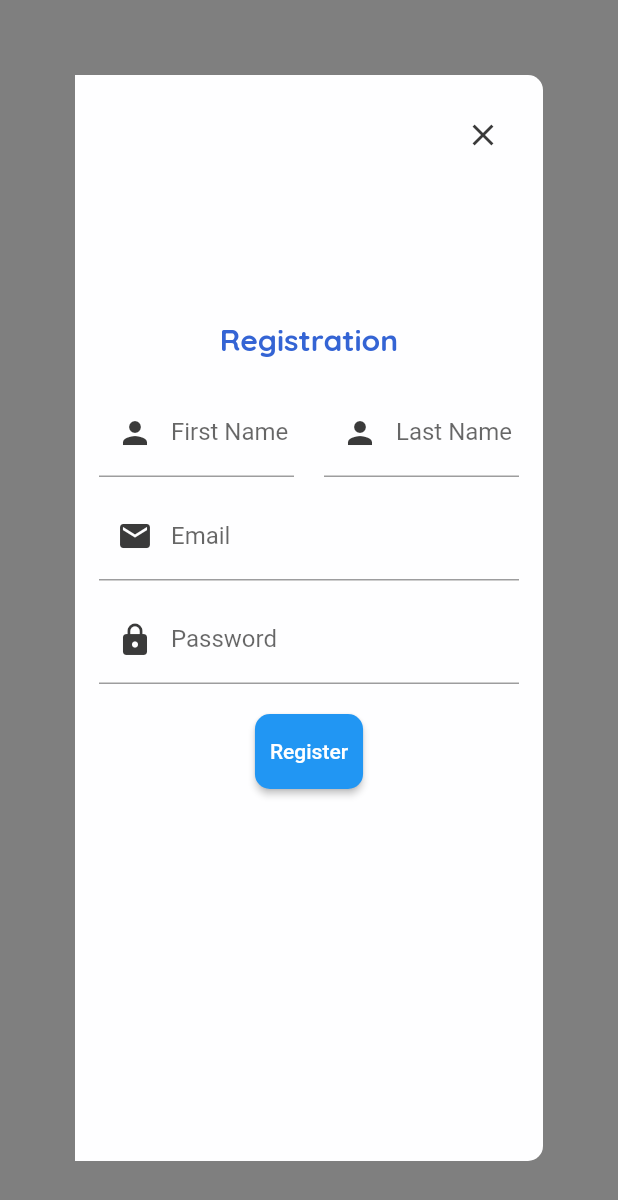
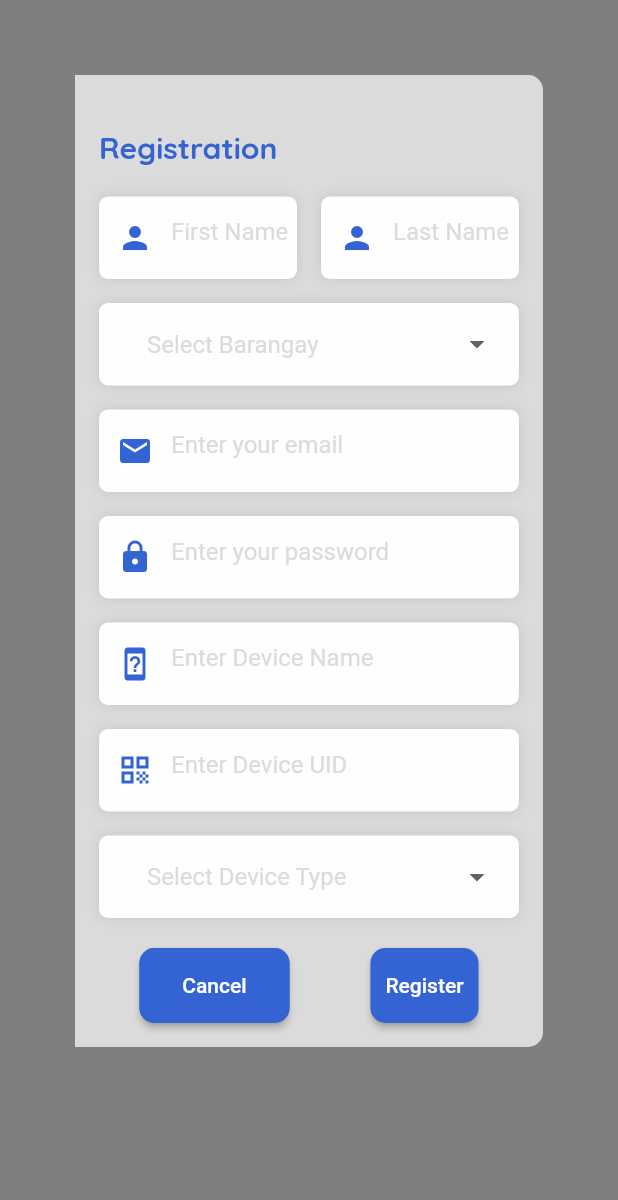
Before and after one commit to Timmy-123-pintor/WaTEErWise, a Flutter app: the DialogueBox screen opened directly, on a phone screen of 412 x 824 dp. Shown: the top 1200 px of the screen. Run offline on Flutter 3.47's test engine with Material 2 defaults, Android fonts, the phone set to English and light mode, and no system bars; drawn by our look-alikes of dropdown_button2; our stand-ins replace cloud_firestore, firebase_auth, firebase_core, firebase_database, fl_chart, google_fonts and 2 more; accounts and stored records are empty; network calls fail.

Commit message:
Added user device

```diff
--- a/waterwiseweb/lib/components/Registration/user_registration.dart
+++ b/waterwiseweb/lib/components/Registration/user_registration.dart
@@ -5,14 +5,13 @@ import 'dart:ui';
 import 'package:flutter/foundation.dart';
 import 'package:flutter/material.dart';
 import 'package:google_fonts/google_fonts.dart';
-import 'package:provider/provider.dart';
-import 'package:waterwiseweb/Screens/services/firebase_auth_methods.dart';
 import 'package:waterwiseweb/components/TabBar/NavBar.dart';
 import 'package:waterwiseweb/constants/cons.dart';
 import 'package:http/http.dart' as http;
+import 'package:dropdown_button2/dropdown_button2.dart';
 
 class AddUser extends StatefulWidget {
-  const AddUser({super.key});
+  const AddUser({Key? key}) : super(key: key);
 
   @override
   State<AddUser> createState() => _AddUserState();
@@ -23,6 +22,21 @@ class _AddUserState extends State<AddUser> {
   final TextEditingController _lastNameController = TextEditingController();
   final TextEditingController _emailController = TextEditingController();
   final TextEditingController _passwordController = TextEditingController();
+  final TextEditingController _deviceNameController = TextEditingController();
+  final TextEditingController _deviceUIDController = TextEditingController();
+  final List<String> deviceTypes = ['ESP32', 'ESP8266'];
+  final List<String> locations = [
+    'Sitio Oregano, Lawaan II',
+    'Sitio Gumamela, Lawaan II',
+    'Sitio Puso-an, Lawaan II',
+    'Sitio Gangan, Lawaan II',
+    'Sitio Luy-a, Lawaan II',
+    'Sitio Lemoncito, Lawaan II',
+    'Sitio Sombria, Lawaan II',
+    'Sitio Manga, Lawaan II',
+    'Sitio Kaimito, Lawaan II',
+  ];
+  String? selectedDeviceType;
 
   @override
   void dispose() {
@@ -30,6 +44,8 @@ class _AddUserState extends State<AddUser> {
     _lastNameController.dispose();
     _emailController.dispose();
     _passwordController.dispose();
+    _deviceNameController.dispose();
+    _deviceUIDController.dispose();
 
     super.dispose();
   }
@@ -60,6 +76,7 @@ class _AddUserState extends State<AddUser> {
                 if (isDesktop(context))
                   Container(
                     width: MediaQuery.of(context).size.width / 3,
+                    height: MediaQuery.of(context).size.height / 1.5,
                     decoration: const BoxDecoration(
                       color: tBlue,
                       borderRadius: BorderRadius.only(
@@ -80,22 +97,101 @@ class _AddUserState extends State<AddUser> {
                   ),
                 Expanded(
                   child: Container(
-                    width: MediaQuery.of(context).size.width * 0.5,
                     padding: const EdgeInsets.all(16),
                     decoration: const BoxDecoration(
-                      color: tWhite,
+                      color: tGray,
                       borderRadius: BorderRadius.only(
                         topRight: Radius.circular(10),
                         bottomRight: Radius.circular(10),
                       ),
                     ),
+                    child: SingleChildScrollView(
                       child: Column(
                         children: [
+                          const SizedBox(height: 20),
                           Align(
-                          alignment: Alignment.topRight,
-                          child: IconButton(
-                            color: tBlack,
-                            icon: const Icon(Icons.close),
+                            alignment: Alignment.topLeft,
+                            child: Text(
+                              'Registration',
+                              style: GoogleFonts.quicksand(
+                                textStyle: waterStyle,
+                              ),
+                            ),
+                          ),
+                          const SizedBox(height: 20),
+                          Row(
+                            children: [
+                              Flexible(
+                                child: _buildTextField(
+                                  controller: _firstNameController,
+                                  hint: 'First Name',
+                                  icon: Icons.person,
+                                ),
+                              ),
+                              const SizedBox(width: 16),
+                              Flexible(
+                                child: _buildTextField(
+                                  controller: _lastNameController,
+                                  hint: 'Last Name',
+                                  icon: Icons.person,
+                                ),
+                              ),
+                            ],
+                          ),
+                          const SizedBox(height: 16),
+                          _buildDropdown(
+                            hint: 'Select Barangay',
+                            items: locations,
+                            onChanged: (String? value) {
+                              setState(() {
+                                selectedDeviceType = value;
+                              });
+                            },
+                            value: selectedDeviceType,
+                            icon: Icons.location_on_outlined,
+                          ),
+                          const SizedBox(height: 16),
+                          _buildTextField(
+                            controller: _emailController,
+                            hint: 'Enter your email',
+                            icon: Icons.email,
+                          ),
+                          const SizedBox(height: 16),
+                          _buildTextField(
+                            controller: _passwordController,
+                            hint: 'Enter your password',
+                            icon: Icons.lock,
+                          ),
+                          const SizedBox(height: 16),
+                          _buildTextField(
+                            controller: _deviceNameController,
+                            hint: 'Enter Device Name',
+                            icon: Icons.device_unknown,
+                          ),
+                          const SizedBox(height: 16),
+                          _buildTextField(
+                            controller: _deviceUIDController,
+                            hint: 'Enter Device UID',
+                            icon: Icons.qr_code,
+                          ),
+                          const SizedBox(height: 16),
+                          _buildDropdown(
+                            hint: 'Select Device Type',
+                            items: deviceTypes,
+                            onChanged: (String? value) {
+                              setState(() {
+                                selectedDeviceType = value;
+                              });
+                            },
+                            value: selectedDeviceType,
+                            icon: Icons.device_hub,
+                          ),
+                          const SizedBox(height: 20),
+                          Row(
+                            mainAxisAlignment: MainAxisAlignment.spaceAround,
+                            children: [
+                              _buildButton(
+                                text: 'Cancel',
                                 onPressed: () {
                                   Navigator.push(
                                     context,
@@ -104,96 +200,170 @@ class _AddUserState extends State<AddUser> {
                                     ),
                                   );
                                 },
+                                color: tBlue,
                               ),
+                              _buildRegisterButton(context),
+                            ],
                           ),
-                        const SizedBox(
-                          height: 100,
-                        ),
-                        Center(
-                          child: Text(
-                            'Registration',
-                            style: GoogleFonts.quicksand(
-                              textStyle: waterStyle,
+                        ],
                       ),
                     ),
                   ),
-                        const SizedBox(
-                          height: 20,
+                )
+              ],
             ),
-                        Row(
-                          children: [
-                            Expanded(
-                              child: TextField(
-                                controller: _firstNameController,
-                                decoration: const InputDecoration(
-                                  labelText: 'First Name',
-                                  prefixIcon: Icon(Icons.person),
-                                  prefixIconColor: tBlack,
+          ),
+        ],
+      ),
+    );
+  }
+
+// Utility function to build text fields.
+  Widget _buildTextField({
+    required TextEditingController controller,
+    required String hint,
+    required IconData icon,
+  }) {
+    return Container(
+      height: 55,
+      decoration: BoxDecoration(
+        color: tWhite,
+        borderRadius: BorderRadius.circular(6),
+        boxShadow: [
+          BoxShadow(
+            color: Colors.black.withOpacity(0.1),
+            blurRadius: 7,
+          ),
+        ],
+      ),
+      child: TextFormField(
+        controller: controller,
+        style: const TextStyle(color: tBlack),
+        decoration: InputDecoration(
+          hintText: hint,
+          prefixIcon: Icon(icon, color: tBlue),
+          border: InputBorder.none,
+          contentPadding: const EdgeInsets.only(
+            top: 25.0,
+            left: 20.0,
+            bottom: 25.0,
+          ),
+          hintStyle: const TextStyle(
+            color: tGray,
+            height: 1,
           ),
         ),
       ),
-                            const SizedBox(
-                              width: 20,
+    );
+  }
+
+// Utility function to build dropdowns.
+  Widget _buildDropdown({
+    required String hint,
+    required List<String> items,
+    required ValueChanged<String?> onChanged,
+    String? value,
+    required IconData icon,
+  }) {
+    return Container(
+      height: 55,
+      padding: const EdgeInsets.symmetric(horizontal: 16),
+      decoration: BoxDecoration(
+        color: tWhite,
+        borderRadius: BorderRadius.circular(6),
+        boxShadow: [
+          BoxShadow(
+            color: Colors.black.withOpacity(0.1),
+            blurRadius: 7,
           ),
+        ],
+      ),
+      child: Row(
+        children: [
           Expanded(
-                              child: TextField(
-                                controller: _lastNameController,
-                                decoration: const InputDecoration(
-                                  labelText: 'Last Name',
-                                  prefixIcon: Icon(Icons.person),
-                                  prefixIconColor: tBlack,
+            child: DropdownButtonHideUnderline(
+              child: DropdownButton2<String>(
+                isExpanded: true,
+                hint: Text(
+                  hint,
+                  style: const TextStyle(color: tGray),
+                  overflow: TextOverflow.ellipsis,
+                ),
+                items: items.map((String item) {
+                  return DropdownMenuItem<String>(
+                    value: item,
+                    child: Text(
+                      item,
+                      style: const TextStyle(color: tBlack),
+                      overflow: TextOverflow.ellipsis,
+                    ),
+                  );
+                }).toList(),
+                value: value,
+                onChanged: onChanged,
               ),
             ),
           ),
         ],
       ),
-                        const SizedBox(height: 10),
-                        TextField(
-                          controller: _emailController,
-                          decoration: const InputDecoration(
-                            labelText: 'Email',
-                            prefixIcon: Icon(Icons.email),
-                            prefixIconColor: tBlack,
+    );
+  }
+
+// Utility function to build buttons.
+  Widget _buildButton({
+    required String text,
+    required VoidCallback onPressed,
+    required Color color,
+  }) {
+    return ElevatedButton(
+      onPressed: onPressed,
+      style: ElevatedButton.styleFrom(
+        backgroundColor: color,
+        side: BorderSide(color: color, width: 2),
+        minimumSize: const Size(100, 50),
+        padding: const EdgeInsets.all(10),
+        shape: RoundedRectangleBorder(
+          borderRadius: BorderRadius.circular(10),
         ),
       ),
-                        const SizedBox(height: 10),
-                        TextField(
-                          obscureText: true,
-                          controller: _passwordController,
-                          decoration: const InputDecoration(
-                            labelText: 'Password',
-                            prefixIcon: Icon(Icons.lock),
-                            prefixIconColor: tBlack,
-                          ),
-                        ),
-                        const SizedBox(
-                          height: 20,
-                        ),
-                        ElevatedButton(
+      child: Text(text),
+    );
+  }
+
+// Register button along with its functionality.
+  Widget _buildRegisterButton(BuildContext context) {
+    return Builder(
+      builder: (BuildContext newContext) => ElevatedButton(
         onPressed: () async {
           final email = _emailController.text.trim();
           final password = _passwordController.text.trim();
           final firstName = _firstNameController.text.trim();
           final lastName = _lastNameController.text.trim();
+          final deviceName = _deviceNameController.text.trim();
+          final deviceUID = _deviceUIDController.text.trim();
+          final deviceType = selectedDeviceType;
 
           try {
             var response = await http.post(
-                                Uri.parse(
-                                    'http://localhost:3000/user/register'),
+              Uri.parse('http://localhost:3000/user/register'),
               headers: <String, String>{
-                                  'Content-Type':
-                                      'application/json; charset=UTF-8',
+                'Content-Type': 'application/json; charset=UTF-8',
               },
-                                body: jsonEncode(<String, String>{
+              body: jsonEncode(<String, dynamic>{
                 'firstName': firstName,
                 'lastName': lastName,
                 'email': email,
                 'password': password,
+                'device': {
+                  'name': deviceName,
+                  'uid': deviceUID,
+                  'type': deviceType,
+                }
               }),
             );
 
             if (response.statusCode == 201) {
-                                ScaffoldMessenger.of(context).showSnackBar(
+              ScaffoldMessenger.of(newContext).showSnackBar(
                 const SnackBar(
                   content: Text('Registration successful!'),
                   backgroundColor: Colors.green,
@@ -202,7 +372,7 @@ class _AddUserState extends State<AddUser> {
             } else {
               var responseJson = jsonDecode(response.body);
               String errorMessage = responseJson['message'];
-                                ScaffoldMessenger.of(context).showSnackBar(
+              ScaffoldMessenger.of(newContext).showSnackBar(
                 SnackBar(
                   content: Text(errorMessage),
                   backgroundColor: Colors.red,
@@ -210,10 +380,9 @@ class _AddUserState extends State<AddUser> {
               );
             }
           } catch (e) {
-                              ScaffoldMessenger.of(context).showSnackBar(
+            ScaffoldMessenger.of(newContext).showSnackBar(
               const SnackBar(
-                                  content:
-                                      Text('Network error. Please try again.'),
+                content: Text('Network error. Please try again.'),
                 backgroundColor: Colors.red,
               ),
             );
@@ -224,7 +393,7 @@ class _AddUserState extends State<AddUser> {
         },
         style: ElevatedButton.styleFrom(
           foregroundColor: Colors.white,
-                            backgroundColor: Colors.blue,
+          backgroundColor: tBlue,
           minimumSize: const Size(50, 50),
           padding: const EdgeInsets.all(10),
           shape: RoundedRectangleBorder(
@@ -233,15 +402,6 @@ class _AddUserState extends State<AddUser> {
         ),
         child: const Text('Register'),
       ),
-                      ],
-                    ),
-                  ),
-                )
-              ],
-            ),
-          ),
-        ],
-      ),
     );
   }
 }
--- a/waterwiseweb/lib/main.dart
+++ b/waterwiseweb/lib/main.dart
@@ -1,7 +1,6 @@
 import 'package:firebase_auth/firebase_auth.dart';
 import 'package:firebase_core/firebase_core.dart';
 import 'package:flutter/material.dart';
-import 'package:google_fonts/google_fonts.dart';
 import 'package:provider/provider.dart';
 import 'package:waterwiseweb/Screens/login_admin/login_admin_screen.dart';
 import 'package:waterwiseweb/Screens/services/firebase_auth_methods.dart';
@@ -34,8 +33,8 @@ class MyApp extends StatelessWidget {
       ],
       child: MaterialApp(
         debugShowCheckedModeBanner: false,
-        theme: ThemeData(
-          primarySwatch: Colors.blue,
+        theme: ThemeData.dark().copyWith(
+          scaffoldBackgroundColor: tWhite,
         ),
         home: const MyAppHome(),
         routes: {
@@ -52,41 +51,9 @@ class MyAppHome extends StatelessWidget {
 
   @override
   Widget build(BuildContext context) {
-    final double devicePixelRatio = MediaQuery.of(context).devicePixelRatio;
-    final double appBarHeight = 70 / devicePixelRatio;
     final firebaseUser = context.watch<User?>();
 
     return Scaffold(
-      appBar: PreferredSize(
-        preferredSize: Size.fromHeight(appBarHeight),
-        child: Container(
-          decoration: BoxDecoration(
-            boxShadow: [
-              BoxShadow(
-                color: Colors.grey.withOpacity(0.5),
-                spreadRadius: 2,
-                blurRadius: 5,
-                offset: const Offset(0, 4),
-              ),
-            ],
-          ),
-          child: AppBar(
-            scrolledUnderElevation: 1.0,
-            title: Row(
-              children: [
-                Text(
-                  'WaterWise+',
-                  style: GoogleFonts.quicksand(
-                    textStyle: waterStyle,
-                  ),
-                ),
-              ],
-            ),
-            backgroundColor: tWhite,
-            elevation: 0.0,
-          ),
-        ),
-      ),
       body: firebaseUser != null ? const Tabbar() : const EmailPasswordLogin(),
     );
   }
```
Lines whose indentation alone changed are shown as unchanged.
